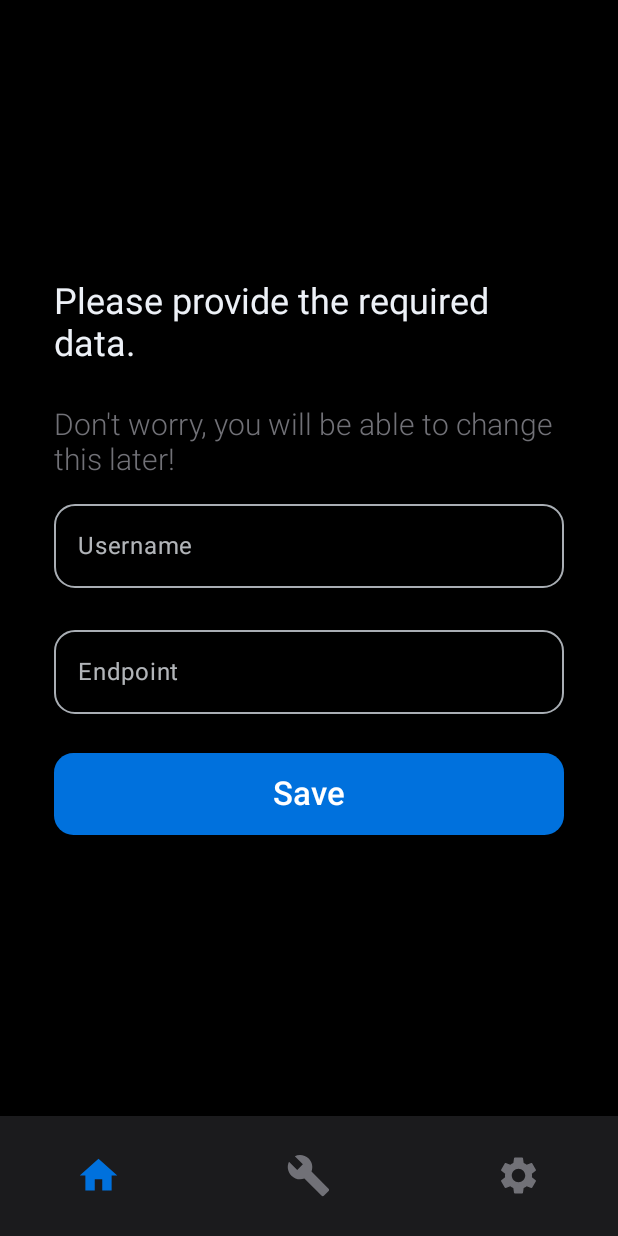
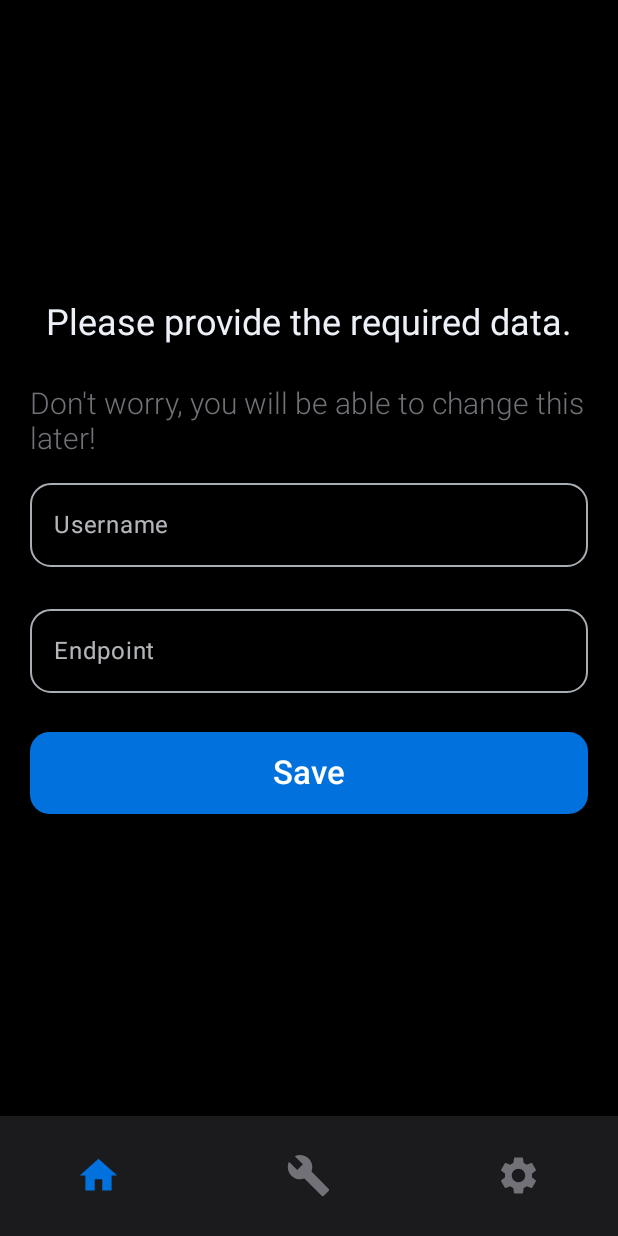
Before and after one commit to gull28/sh_2fa_sso, an Android app built with Jetpack Compose: the screen it shows after launch (MainActivity), on a phone screen of 412 x 824 dp. Run offline under Robolectric (Android 15) with nearby library versions, the phone set to English and light mode, and no system bars.

```diff
--- a/app/build.gradle.kts
+++ b/app/build.gradle.kts
@@ -61,6 +61,11 @@ dependencies {
     implementation(libs.androidx.datastore.preferences)
 
     implementation(libs.androidx.material)
+    implementation("androidx.compose.material:material-icons-extended:1.5.2")
+
+//    implementation("com.google.guava:guava:32.0-android")
+    implementation("dev.turingcomplete:kotlin-onetimepassword:2.4.1")
+
     implementation("com.squareup.retrofit2:retrofit:2.9.0")
     implementation("com.squareup.retrofit2:converter-gson:2.9.0")
     implementation("com.squareup.okhttp3:logging-interceptor:4.11.0")
--- a/app/src/main/java/com/example/sh_2fa_app/data/api/types.kt
+++ b/app/src/main/java/com/example/sh_2fa_app/data/api/types.kt
@@ -1,9 +1,9 @@
 package com.example.sh_2fa_app.data.api
 
 data class CreateUserResponse(
-    val id: Int,
+    val id: String,
     val username: String,
-    val totpSecret: String
+    val totp_secret: String
 )
 
 data class CreateUserRequest(
--- a/app/src/main/java/com/example/sh_2fa_app/screens/Home.kt
+++ b/app/src/main/java/com/example/sh_2fa_app/screens/Home.kt
@@ -1,62 +1,95 @@
 package com.example.sh_2fa_app.screens
 
-import androidx.compose.foundation.border
-import androidx.compose.foundation.layout.Arrangement
-import androidx.compose.foundation.layout.Column
-import androidx.compose.foundation.layout.PaddingValues
-import androidx.compose.foundation.layout.Row
-import androidx.compose.foundation.layout.fillMaxSize
-import androidx.compose.foundation.layout.fillMaxWidth
-import androidx.compose.foundation.layout.padding
+import androidx.compose.foundation.layout.*
 import androidx.compose.foundation.shape.RoundedCornerShape
-import androidx.compose.material3.Button
-import androidx.compose.material3.ButtonDefaults
-import androidx.compose.material3.ExperimentalMaterial3Api
-import androidx.compose.material3.Icon
-import androidx.compose.material3.IconButton
-import androidx.compose.material3.OutlinedTextField
-import androidx.compose.material3.OutlinedTextFieldDefaults
-import androidx.compose.material3.Text
-import androidx.compose.material3.TextField
-import androidx.compose.material3.TextFieldColors
-import androidx.compose.material3.TextFieldDefaults
-import androidx.compose.runtime.Composable
-import androidx.compose.runtime.collectAsState
-import androidx.compose.runtime.mutableStateOf
-import androidx.compose.runtime.remember
+import androidx.compose.material3.*
+import androidx.compose.runtime.*
 import androidx.compose.ui.Alignment
 import androidx.compose.ui.Modifier
-import androidx.compose.ui.graphics.Color
-import androidx.compose.ui.graphics.RectangleShape
 import androidx.compose.ui.text.font.FontWeight
+import androidx.compose.ui.text.style.TextAlign
 import androidx.compose.ui.unit.dp
 import androidx.compose.ui.unit.sp
 import androidx.navigation.NavController
 import com.example.sh_2fa_app.data.PrefsViewModel
 import com.example.sh_2fa_app.ui.AppColors
 import com.example.sh_2fa_app.ui.components.Base
+import com.example.sh_2fa_app.ui.components.TotpGenerator
 
-@OptIn(ExperimentalMaterial3Api::class)
 @Composable
 fun Home(navController: NavController, prefsViewModel: PrefsViewModel) {
-    val username = remember { mutableStateOf("") }
-    val endpoint = remember { mutableStateOf("") }
+    val usernameState = remember { mutableStateOf("") }
+    val endpointState = remember { mutableStateOf("") }
 
     val usernamePref = prefsViewModel.username.collectAsState(initial = null).value
     val userIdPref = prefsViewModel.userId.collectAsState(initial = null).value
     val totpSecretPref = prefsViewModel.totpSecret.collectAsState(initial = null).value
     val endpointPref = prefsViewModel.endpoint.collectAsState(initial = null).value
 
-    val shouldShowInputs = usernamePref == null || userIdPref == null || totpSecretPref == null || endpointPref == null
+    val shouldShowInputs = listOf(usernamePref, userIdPref, totpSecretPref, endpointPref).any { it == null }
 
     Base(title = "Home Page") {
         if (shouldShowInputs) {
+            InputForm(
+                usernameState = usernameState,
+                endpointState = endpointState,
+                onSaveClick = { username ->
+                    prefsViewModel.generateUser(username, "123")
+                }
+            )
+        } else {
+            TotpView(
+                username = usernamePref,
+                totpSecret = totpSecretPref
+            )
+        }
+    }
+}
+
+@Composable
+private fun TotpView(username: String?, totpSecret: String?) {
+    Column(
+        modifier = Modifier
+            .fillMaxWidth()
+            .padding(40.dp),
+        horizontalAlignment = Alignment.CenterHorizontally
+    ) {
+        Text(
+            text = "Welcome back ${username ?: ""}",
+            color = AppColors.TextPrimary.copy(alpha = 0.60f),
+            fontSize = 32.sp,
+            letterSpacing = 1.1.sp,
+            fontWeight = FontWeight.W300,
+            textAlign = TextAlign.Center,
+            modifier = Modifier
+                .fillMaxWidth()
+                .padding(vertical = 32.dp)
+        )
+    }
+
     Column(
         modifier = Modifier
             .fillMaxSize()
             .padding(16.dp),
         verticalArrangement = Arrangement.Center,
         horizontalAlignment = Alignment.CenterHorizontally
+    ) {
+        totpSecret?.let { secret ->
+            TotpGenerator(secret = secret)
+        }
+    }
+}
+
+@Composable
+private fun InputForm(
+    usernameState: MutableState<String>,
+    endpointState: MutableState<String>,
+    onSaveClick: (String) -> Unit
+) {
+    Column(
+        verticalArrangement = Arrangement.Center,
+        horizontalAlignment = Alignment.CenterHorizontally,
+        modifier = Modifier.fillMaxSize()
     ) {
         Text(
             text = "Please provide the required data.\n",
@@ -71,10 +104,42 @@ fun Home(navController: NavController, prefsViewModel: PrefsViewModel) {
             fontWeight = FontWeight.Light
         )
 
+        CustomOutlinedTextField(
+            value = usernameState.value,
+            onValueChange = { usernameState.value = it },
+            label = "Username"
+        )
+
+        CustomOutlinedTextField(
+            value = endpointState.value,
+            onValueChange = { endpointState.value = it },
+            label = "Endpoint"
+        )
+
+        Button(
+            shape = RoundedCornerShape(13.dp),
+            colors = ButtonDefaults.buttonColors(containerColor = AppColors.Primary),
+            contentPadding = PaddingValues(horizontal = 18.dp, vertical = 14.dp),
+            onClick = { onSaveClick(usernameState.value) },
+            modifier = Modifier
+                .padding(top = 16.dp)
+                .fillMaxWidth(),
+        ) {
+            Text(
+                text = "Save",
+                fontSize = 22.sp,
+                modifier = Modifier.padding(horizontal = 8.dp)
+            )
+        }
+    }
+}
+
+@Composable
+private fun CustomOutlinedTextField(value: String, onValueChange: (String) -> Unit, label: String) {
     OutlinedTextField(
-                    value = username.value,
-                    onValueChange = { username.value = it },
-                    label = { Text("Username") },
+        value = value,
+        onValueChange = onValueChange,
+        label = { Text(label) },
         modifier = Modifier
             .fillMaxWidth()
             .padding(vertical = 10.dp),
@@ -88,45 +153,4 @@ fun Home(navController: NavController, prefsViewModel: PrefsViewModel) {
             focusedTextColor = AppColors.TextPrimary,
         )
     )
-
-                OutlinedTextField(
-                    value = endpoint.value,
-                    onValueChange = { endpoint.value = it },
-                    label = { Text("Endpoint") },
-                    modifier = Modifier
-                        .fillMaxWidth()
-                        .padding(vertical = 10.dp),
-                    shape = RoundedCornerShape(14.dp),
-                    colors = OutlinedTextFieldDefaults.colors(
-                        unfocusedBorderColor = AppColors.Slate.copy(alpha = 0.75f),
-                        focusedBorderColor = AppColors.Primary,
-                        focusedLabelColor = AppColors.TextPrimary,
-                        unfocusedTextColor = AppColors.TextPrimary,
-                        unfocusedLabelColor = AppColors.TextPrimary.copy(alpha = 0.75f),
-                        focusedTextColor = AppColors.TextPrimary,
-                    )
-                )
-
-                // Save Button
-                Button(
-                    shape = RoundedCornerShape(13.dp),
-                    colors = ButtonDefaults.buttonColors(containerColor = AppColors.Primary),
-                    contentPadding = PaddingValues(horizontal = 18.dp, vertical = 14.dp),
-                    onClick = {
-                        prefsViewModel.generateUser(username.value.toString(), "123")
-                    },
-                    modifier = Modifier
-                        .padding(top = 16.dp)
-                        .fillMaxWidth(),
-                ) {
-                    Text(
-
-                        text = "Save",
-                        fontSize = 22.sp,
-                        modifier = Modifier.padding(horizontal = 8.dp)
-                    )
 }
-            }
-        }
-    }
-}
--- /dev/null
+++ b/app/src/main/res/xml/network_security_config.xml
@@ -0,0 +1,6 @@
+<?xml version="1.0" encoding="utf-8"?>
+<network-security-config>
+    <domain-config cleartextTrafficPermitted="true">
+        <domain includeSubdomains="true">10.0.2.2</domain>
+    </domain-config>
+</network-security-config>
```
Also changed, not shown: app/src/main/java/com/example/sh_2fa_app/data/PrefViewModel.kt (+4 -3 lines), app/src/main/java/com/example/sh_2fa_app/ui/components/TotpGenerator.kt (added, +122 -0 lines). Lines whose indentation alone changed are shown as unchanged.
